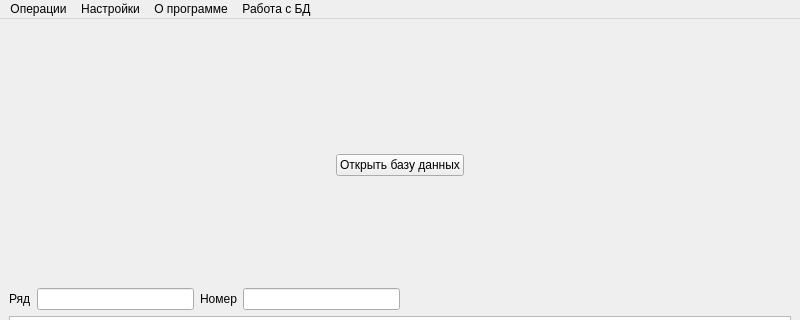
Above: ui/main_window.ui from fixtik/Garage_base before the change; both pictures show x 0 to 800 and y 0 to 320 of the 800 by 600 pixel window. Below: the same form after it.
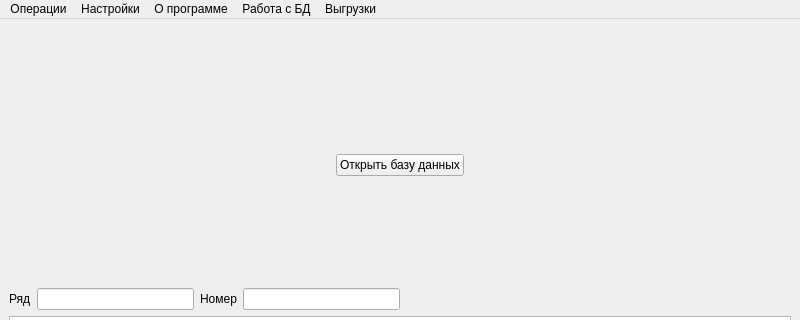
That is the form after the change.

Commit message: добавлены кнопки для выгрузок

```diff
--- a/ui/main_window.ui
+++ b/ui/main_window.ui
@@ -141,7 +141,7 @@
      <x>0</x>
      <y>0</y>
      <width>800</width>
-     <height>22</height>
+     <height>21</height>
     </rect>
    </property>
    <property name="defaultUp">
@@ -169,7 +169,7 @@
      <string>О программе</string>
     </property>
    </widget>
-   <widget class="QMenu" name="menu">
+   <widget class="QMenu" name="rabota_with_BD">
     <property name="title">
      <string>Работа с БД</string>
     </property>
@@ -179,10 +179,18 @@
     <addaction name="electric_action"/>
     <addaction name="tarif_e"/>
    </widget>
+   <widget class="QMenu" name="vigruzki">
+    <property name="title">
+     <string>Выгрузки</string>
+    </property>
+    <addaction name="spisok_action"/>
+    <addaction name="smeta_action"/>
+   </widget>
    <addaction name="operation_menu"/>
    <addaction name="settings_menu"/>
    <addaction name="about_menu"/>
-   <addaction name="menu"/>
+   <addaction name="rabota_with_BD"/>
+   <addaction name="vigruzki"/>
   </widget>
   <widget class="QStatusBar" name="statusbar"/>
   <action name="search_action">
```
Left out of the diff: 10 changed lines with no effect on the pictures. The commit also changes 1 other file.
